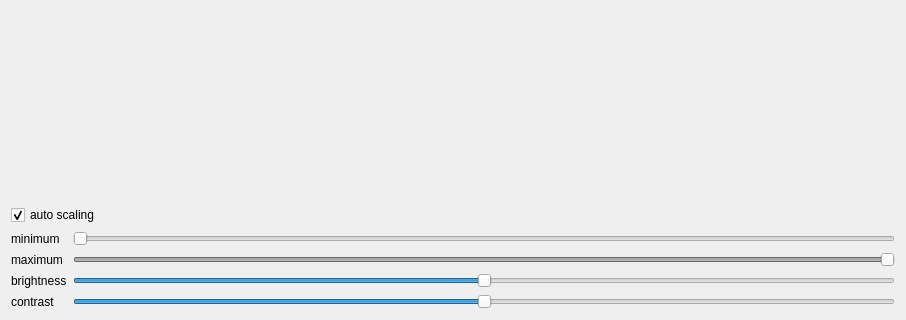
Before: the Qt Designer form nicos/clients/gui/panels/imagecontrols.ui in mlz-ictrl/nicos, drawn with Qt 5; both pictures show x 0 to 906 and y 551 to 871 of the 906 by 871 pixel window.
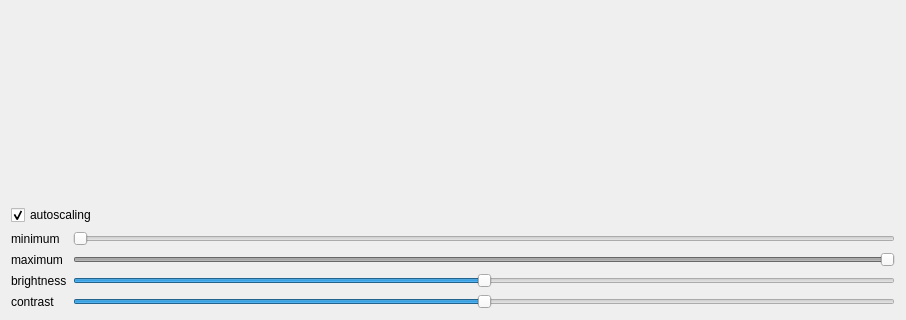
After: the same form once the commit is applied. Icons and pictures are not drawn.

```diff
--- a/nicos/clients/gui/panels/imagecontrols.ui
+++ b/nicos/clients/gui/panels/imagecontrols.ui
@@ -384,7 +384,7 @@
    <item>
     <widget class="QCheckBox" name="autoScaling">
      <property name="text">
-      <string>auto scaling</string>
+      <string>autoscaling</string>
      </property>
      <property name="checked">
       <bool>true</bool>
```
